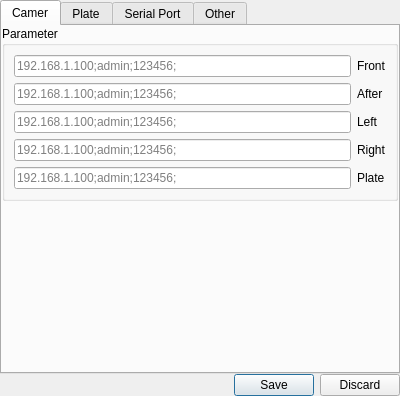
Before: the Qt Designer form MainUI/channelsettingwidget.ui in 519984307/Container_20191221, drawn with Qt 5.
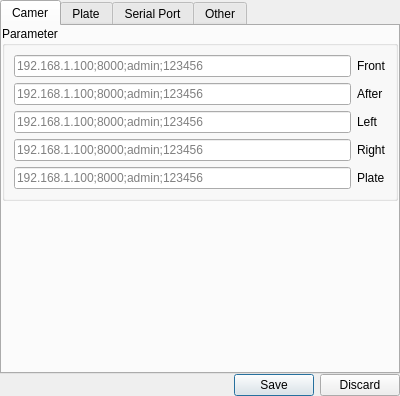
After: the same form once the commit is applied.

Diff of the .ui file:
```diff
--- a/MainUI/channelsettingwidget.ui
+++ b/MainUI/channelsettingwidget.ui
@@ -78,35 +78,35 @@
             <item>
              <widget class="QLineEdit" name="FrontCamer">
               <property name="placeholderText">
-               <string>192.168.1.100;admin;123456;</string>
+               <string>192.168.1.100;8000;admin;123456</string>
               </property>
              </widget>
             </item>
             <item>
              <widget class="QLineEdit" name="AfterCamer">
               <property name="placeholderText">
-               <string>192.168.1.100;admin;123456;</string>
+               <string>192.168.1.100;8000;admin;123456</string>
               </property>
              </widget>
             </item>
             <item>
              <widget class="QLineEdit" name="LeftCamer">
               <property name="placeholderText">
-               <string>192.168.1.100;admin;123456;</string>
+               <string>192.168.1.100;8000;admin;123456</string>
               </property>
              </widget>
             </item>
             <item>
              <widget class="QLineEdit" name="RgihtCamer">
               <property name="placeholderText">
-               <string>192.168.1.100;admin;123456;</string>
+               <string>192.168.1.100;8000;admin;123456</string>
               </property>
              </widget>
             </item>
             <item>
              <widget class="QLineEdit" name="PlateCamer">
               <property name="placeholderText">
-               <string>192.168.1.100;admin;123456;</string>
+               <string>192.168.1.100;8000;admin;123456</string>
               </property>
              </widget>
             </item>
```
